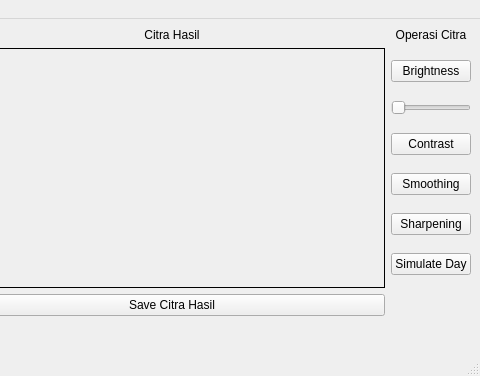
RaihanDaiva/Tugas-Besar, file GUI.ui: the form before one commit; both pictures show x 482 to 962 and y 0 to 376 of the 962 by 376 pixel window.
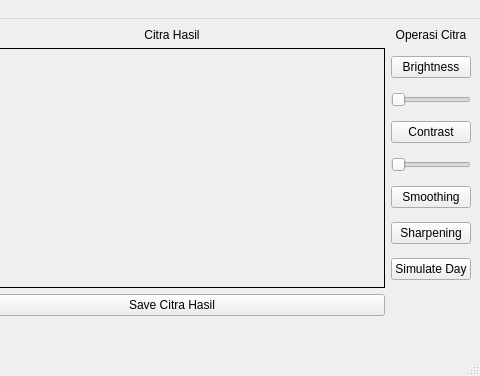
The form after the commit.

Commit message:
bugfix: adding update_image for multiple filter change on an img
dari sini, setiap perubahan gambar atau operasi harus ada di dalem fungsi "update_image"

```diff
--- a/GUI.ui
+++ b/GUI.ui
@@ -38,6 +38,13 @@
         </property>
        </widget>
       </item>
+      <item>
+       <widget class="QSlider" name="slider_contrast">
+        <property name="orientation">
+         <enum>Qt::Horizontal</enum>
+        </property>
+       </widget>
+      </item>
       <item>
        <widget class="QPushButton" name="button_Smoothing">
         <property name="text">
```
The commit also changes 1 other file.
